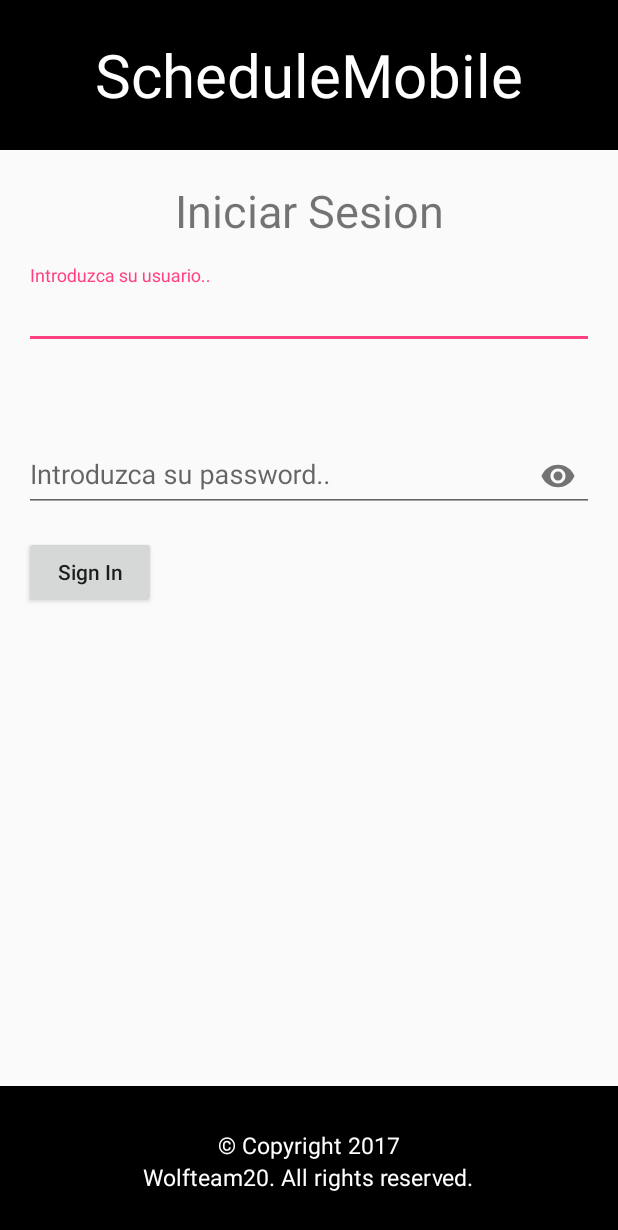
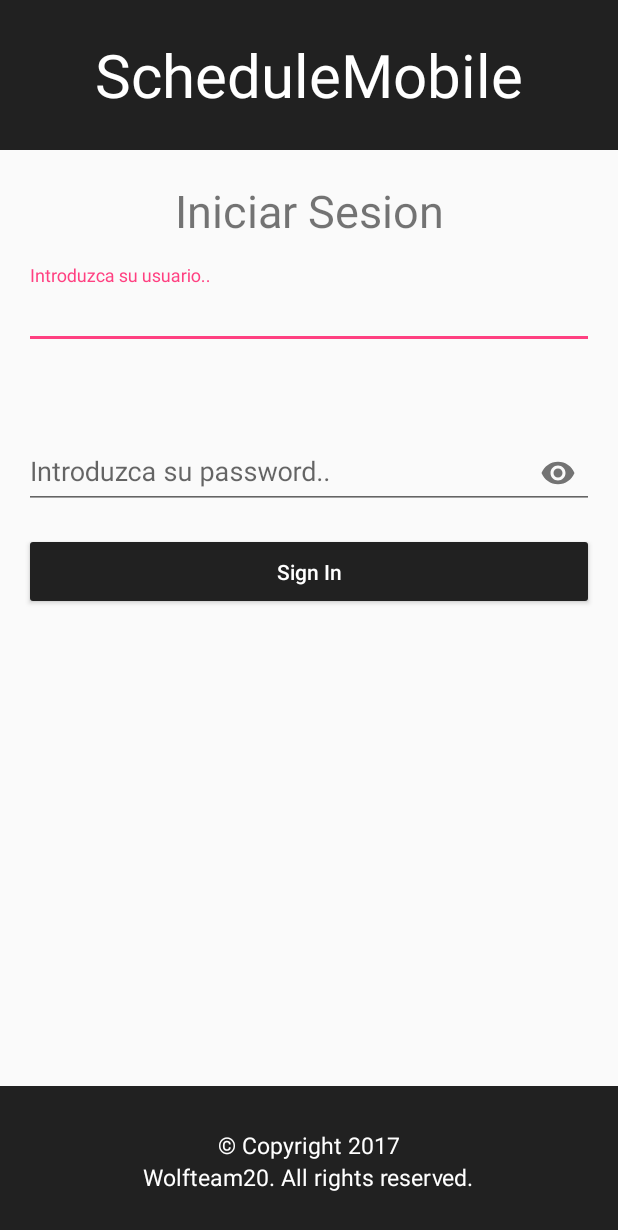
Before and after one commit to Wolfteam/ScheduleMobile, an Android app: the screen it shows after launch (LoginActivity), on a phone screen of 412 x 824 dp. Shown: the top 1230 px of the screen. Run offline under Robolectric (Android 15) with nearby library versions, the phone set to English and light mode, and no system bars; our stand-ins replace ButterKnife, Dagger/Hilt's generated code; 2 statements that could not run were skipped.

Commit message:
Agregada barra de progreso, colores, entre otros a la login activity

```diff
--- a/app/src/main/java/com/wolfteam20/schedulemobile/ui/login/LoginActivity.java
+++ b/app/src/main/java/com/wolfteam20/schedulemobile/ui/login/LoginActivity.java
@@ -2,7 +2,10 @@ package com.wolfteam20.schedulemobile.ui.login;
 
 import android.os.Bundle;
 import android.support.annotation.Nullable;
+import android.view.View;
+import android.widget.Button;
 import android.widget.EditText;
+import android.widget.ProgressBar;
 import android.widget.Toast;
 
 import com.wolfteam20.schedulemobile.R;
@@ -21,16 +24,15 @@ import butterknife.OnClick;
 
 public class LoginActivity extends BaseActivity implements LoginContractView {
 
-    @BindView(R.id.editTextUsername)
-    EditText textViewUsername;
-    @BindView(R.id.editTextPassword)
-    EditText textViewPassword;
+    @BindView(R.id.editTextUsername) EditText textViewUsername;
+    @BindView(R.id.editTextPassword) EditText textViewPassword;
+    @BindView(R.id.loginProgressBar) ProgressBar mProgressBar;
+    @BindView(R.id.btnSignIn) Button mBtnSignin;
 
     @Inject
     LoginContractPresenter<LoginContractView> mPresenter;
     @Inject
     ScheduleService mScheduleService;
-    //private static MediaType JSON = MediaType.parse("application/json; charset=utf-8");
 
     @Override
     protected void onCreate(@Nullable Bundle savedInstanceState) {
@@ -54,12 +56,14 @@ public class LoginActivity extends BaseActivity implements LoginContractView {
 
     @Override
     public void showLoading() {
-        Toast.makeText(this, "Autenticando...", Toast.LENGTH_SHORT).show();
+        mProgressBar.setVisibility(View.VISIBLE);
+        setEnabledViews(false);
     }
 
     @Override
     public void hideLoading() {
-        Toast.makeText(this, "Listo!!!", Toast.LENGTH_SHORT).show();
+        mProgressBar.setVisibility(View.INVISIBLE);
+        setEnabledViews(true);
     }
 
     @Override
@@ -76,4 +80,11 @@ public class LoginActivity extends BaseActivity implements LoginContractView {
     public void intentToEventActivity() {
 
     }
+
+    @Override
+    public void setEnabledViews(boolean enabled){
+        textViewPassword.setEnabled(enabled);
+        textViewUsername.setEnabled(enabled);
+        mBtnSignin.setEnabled(enabled);
+    }
 }
--- a/app/src/main/java/com/wolfteam20/schedulemobile/ui/login/LoginContractView.java
+++ b/app/src/main/java/com/wolfteam20/schedulemobile/ui/login/LoginContractView.java
@@ -17,4 +17,5 @@ public interface LoginContractView extends BaseContractView {
 
     void intentToEventActivity();
 
+    void setEnabledViews(boolean enabled);
 }
--- a/app/src/main/java/com/wolfteam20/schedulemobile/ui/login/LoginPresenter.java
+++ b/app/src/main/java/com/wolfteam20/schedulemobile/ui/login/LoginPresenter.java
@@ -27,9 +27,11 @@ public class LoginPresenter<V extends LoginContractView>
 
     @Override
     public void onLoginClick(String username, String password) {
+        getView().showLoading();
         mScheduleService.getToken(username, password).enqueue(new Callback<TokenDTO>() {
             @Override
             public void onResponse(Call<TokenDTO> call, Response<TokenDTO> response) {
+                getView().hideLoading();
                 if (response.isSuccessful()) {
                     String username = response.body().getUsername();
                     TokenDTO token = response.body();
@@ -41,6 +43,7 @@ public class LoginPresenter<V extends LoginContractView>
 
             @Override
             public void onFailure(Call<TokenDTO> call, Throwable t) {
+                getView().hideLoading();
                 getView().showError("Ocurrio un error al comunicarse con la API");
             }
         });
--- a/app/src/main/res/layout/login_activity.xml
+++ b/app/src/main/res/layout/login_activity.xml
@@ -3,11 +3,13 @@
     xmlns:app="http://schemas.android.com/apk/res-auto"
     android:layout_width="match_parent"
     android:layout_height="match_parent"
-    android:orientation="vertical">
+    android:orientation="vertical"
+    android:fitsSystemWindows="true">
+
     <LinearLayout
         android:layout_width="match_parent"
         android:layout_height="100dp"
-        android:background="@android:color/background_dark"
+        android:background="@color/greyDarken4"
         android:gravity="center"
         android:orientation="horizontal">
 
@@ -51,9 +53,16 @@
                 android:inputType="text" />
         </android.support.design.widget.TextInputLayout>
 
-        <Space
-            android:layout_width="match_parent"
-            android:layout_height="50dp" />
+
+        <ProgressBar
+            android:id="@+id/loginProgressBar"
+            android:layout_width="wrap_content"
+            android:layout_height="wrap_content"
+            android:indeterminate="true"
+            android:indeterminateBehavior="repeat"
+            android:visibility="invisible"
+            android:layout_gravity="center_horizontal"
+            android:elevation="8dp"/>
 
         <android.support.design.widget.TextInputLayout
             android:layout_width="match_parent"
@@ -72,16 +81,19 @@
             android:layout_width="match_parent"
             android:layout_height="16dp" />
 
-        <Button
+        <android.support.v7.widget.AppCompatButton
             android:id="@+id/btnSignIn"
-            android:layout_width="wrap_content"
+            android:text="@string/sign_in"
+            android:layout_width="match_parent"
             android:layout_height="wrap_content"
-            android:text="@string/sign_in"
+            android:theme="@style/BtnSignIn"
+            android:textColor="#ffffff"
+            android:padding="16dp"
             android:textAllCaps="false"/>
     </LinearLayout>
 
     <LinearLayout
-        android:background="@android:color/background_dark"
+        android:background="@color/greyDarken4"
         android:baselineAligned="true"
         android:layout_alignParentBottom="true"
         android:layout_width="match_parent"
@@ -101,5 +113,4 @@
                 android:textColor="@android:color/background_light"
                 android:textSize="15sp" />
     </LinearLayout>
-
 </RelativeLayout>
--- a/app/src/main/res/values/colors.xml
+++ b/app/src/main/res/values/colors.xml
@@ -3,4 +3,8 @@
     <color name="colorPrimary">#3F51B5</color>
     <color name="colorPrimaryDark">#303F9F</color>
     <color name="colorAccent">#FF4081</color>
+
+    <color name="greyLighten1">#bdbdbd</color>
+    <color name="greyDarken1">#757575</color>
+    <color name="greyDarken4">#212121</color>
 </resources>
--- a/app/src/main/res/values/styles.xml
+++ b/app/src/main/res/values/styles.xml
@@ -8,4 +8,10 @@
         <item name="colorAccent">@color/colorAccent</item>
     </style>
 
+
+    <style name="BtnSignIn" parent="Theme.AppCompat.Light.NoActionBar" >
+        <!--Creo que esto sobreescribe los colores del tema-->
+        <item name="colorButtonNormal">@color/greyDarken4</item>
+        <item name="colorControlHighlight">@color/greyLighten1</item>
+    </style>
 </resources>
```
